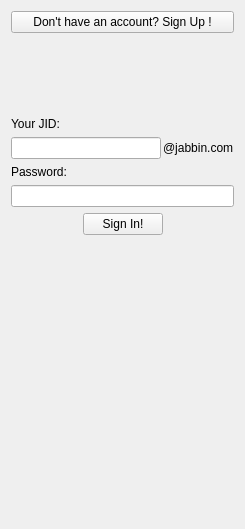
Above: src/tools/yastuff/yaloginpage.ui from AlekSi/Jabbin before the change. Below: the same form after it.
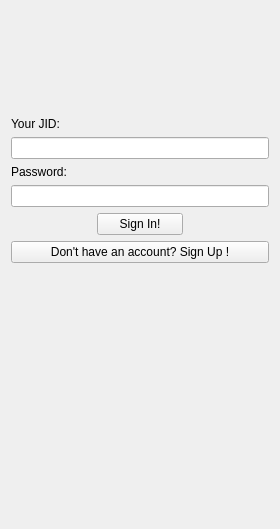
That is the form after the change. The open tabs and pages were chosen to show the change. Custom widgets are drawn as their Qt base class.

Patch:
```diff
--- a/src/tools/yastuff/yaloginpage.ui
+++ b/src/tools/yastuff/yaloginpage.ui
@@ -6,7 +6,7 @@
    <rect>
     <x>0</x>
     <y>0</y>
-    <width>245</width>
+    <width>280</width>
     <height>529</height>
    </rect>
   </property>
@@ -30,13 +30,6 @@
        <property name="margin">
         <number>0</number>
        </property>
-       <item>
-        <widget class="YaLinkButton" name="registerButton">
-         <property name="text">
-          <string>Don't have an account? Sign Up !</string>
-         </property>
-        </widget>
-       </item>
        <item>
         <widget class="QLabel" name="errorLabel">
          <property name="minimumSize">
@@ -132,13 +125,6 @@
      <item row="0" column="0">
       <widget class="QLineEdit" name="login"/>
      </item>
-     <item row="0" column="1">
-      <widget class="QLabel" name="label_3">
-       <property name="text">
-        <string>@jabbin.com</string>
-       </property>
-      </widget>
-     </item>
     </layout>
    </item>
    <item>
@@ -232,6 +218,13 @@
      </item>
     </layout>
    </item>
+   <item>
+    <widget class="YaLinkButton" name="registerButton">
+     <property name="text">
+      <string>Don't have an account? Sign Up !</string>
+     </property>
+    </widget>
+   </item>
    <item>
     <spacer>
      <property name="orientation">
```
